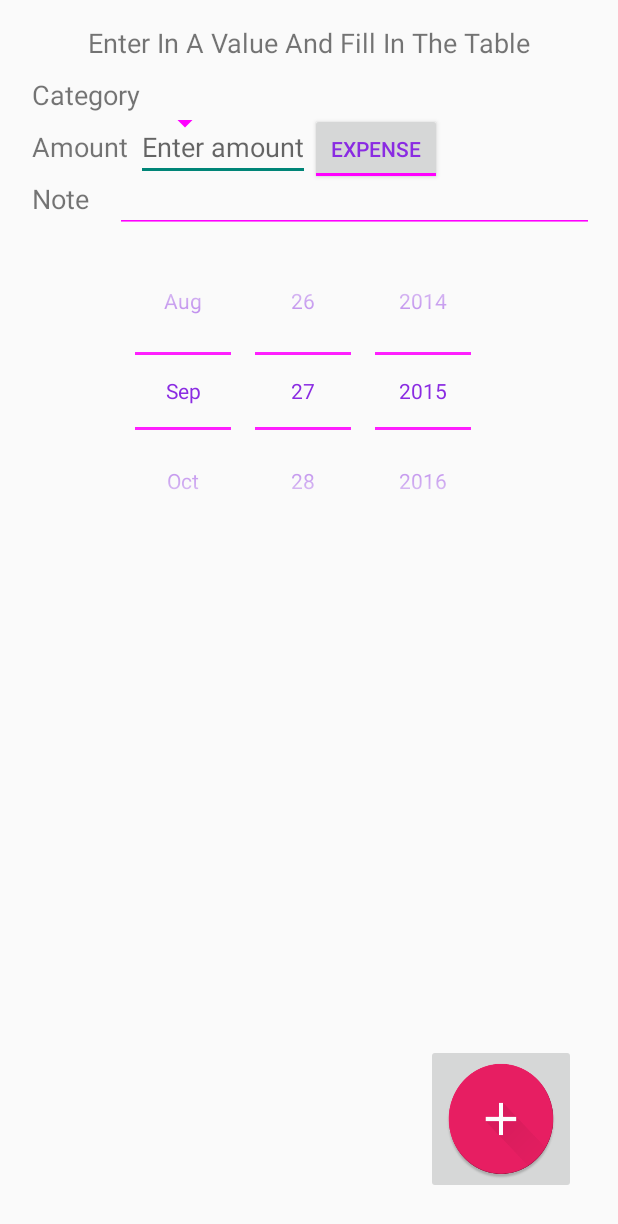
After one commit to vieck/Save-Dat-Money, an Android app: the layout activity_submit.xml on its own in the app's theme, with its tools: preview values and no code run, on a phone screen of 412 x 824 dp. The commit adds this screen. Shown: the top 1224 px of the screen. Run offline under Robolectric (Android 15) with nearby library versions, the phone set to English and light mode, and no system bars.

Commit message:
Updated the fragments and menu_nav

```diff
--- a/app/src/main/AndroidManifest.xml
+++ b/app/src/main/AndroidManifest.xml
@@ -38,6 +38,10 @@
             android:name=".Activities.GraphActivity"
             android:label="@string/title_activity_graph" >
         </activity>
+        <activity
+            android:name=".Activities.SubmitActivity"
+            android:label="@string/title_activity_submit" >
+        </activity>
     </application>
 
 </manifest>
--- a/app/src/main/java/edu/purdue/vieck/budgetapp/Fragments/DashboardFragment.java
+++ b/app/src/main/java/edu/purdue/vieck/budgetapp/Fragments/DashboardFragment.java
@@ -14,6 +14,7 @@ import android.view.ViewGroup;
 import java.util.ArrayList;
 import java.util.List;
 
+import edu.purdue.vieck.budgetapp.Activities.GraphActivity;
 import edu.purdue.vieck.budgetapp.DatabaseHandler;
 import edu.purdue.vieck.budgetapp.R;
 import edu.purdue.vieck.budgetapp.Activities.BudgetActivity;
@@ -39,9 +40,9 @@ public class DashboardFragment extends Fragment {
         staggeredGridLayoutManager = new StaggeredGridLayoutManager(2, StaggeredGridLayoutManager.VERTICAL);
         recyclerView.setLayoutManager(staggeredGridLayoutManager);
         List<DashboardItem> cards = new ArrayList<>();
+         // <div>Icon made by <a href="http://www.simpleicon.com" title="SimpleIcon">SimpleIcon</a> from <a href="http://www.flaticon.com" title="Flaticon">www.flaticon.com</a> is licensed under <a href="http://creativecommons.org/licenses/by/3.0/" title="Creative Commons BY 3.0">CC BY 3.0</a></div>
         cards.add(new DashboardItem(getActivity().getDrawable(R.drawable.entertainment_main), "Entertainment", getResources().getColor(R.color.DeepSkyBlue), new Intent(getActivity(),BudgetActivity.class)));
-        // <div>Icon made by <a href="http://www.simpleicon.com" title="SimpleIcon">SimpleIcon</a> from <a href="http://www.flaticon.com" title="Flaticon">www.flaticon.com</a> is licensed under <a href="http://creativecommons.org/licenses/by/3.0/" title="Creative Commons BY 3.0">CC BY 3.0</a></div>
-        cards.add(new DashboardItem(getActivity().getDrawable(R.drawable.panel), "Graphs", getResources().getColor(R.color.Orange), new Intent(getActivity(), BudgetActivity.class)));
+        cards.add(new DashboardItem(getActivity().getDrawable(R.drawable.panel), "Graphs", getResources().getColor(R.color.Orange), new Intent(getActivity(), GraphActivity.class)));
         cards.add(new DashboardItem(getActivity().getDrawable(R.drawable.piggy_bank), "Expenses", getResources().getColor(R.color.Crimson), new Intent(getActivity(),BudgetActivity.class)));
         cards.add(new DashboardItem(getActivity().getDrawable(R.drawable.currency_symbol), "Currency", getResources().getColor(R.color.Lime), new Intent(getActivity(),BudgetActivity.class)));
         cards.add(new DashboardItem(getActivity().getDrawable(R.drawable.hand_coin), "Cash Flow", getResources().getColor(R.color.Gold), new Intent(getActivity(),BudgetActivity.class)));
--- /dev/null
+++ b/app/src/main/res/layout/activity_submit.xml
@@ -0,0 +1,87 @@
+<RelativeLayout xmlns:android="http://schemas.android.com/apk/res/android"
+    xmlns:tools="http://schemas.android.com/tools" android:layout_width="match_parent"
+    android:layout_height="match_parent" android:paddingLeft="@dimen/activity_horizontal_margin"
+    android:paddingRight="@dimen/activity_horizontal_margin"
+    android:paddingTop="@dimen/activity_vertical_margin"
+    android:paddingBottom="@dimen/activity_vertical_margin"
+    tools:context="edu.purdue.vieck.budgetapp.Activities.SubmitActivity">
+
+    <TextView android:id="@+id/label_input"
+        android:layout_width="wrap_content"
+        android:layout_height="wrap_content"
+        android:layout_alignParentTop="true"
+        android:layout_centerHorizontal="true"
+        style="@style/textview_label"
+        android:text="@string/data_input"/>
+
+    <TextView android:id="@+id/label_category"
+        android:layout_width="wrap_content"
+        android:layout_height="wrap_content"
+        android:layout_alignParentStart="true"
+        android:layout_below="@id/label_input"
+        style="@style/textview_label"
+        android:text="@string/category"/>
+
+    <Spinner android:id="@+id/spinner_category"
+        android:layout_width="wrap_content"
+        android:layout_height="wrap_content"
+        android:layout_alignBaseline="@id/label_category"
+        android:layout_toEndOf="@+id/label_category"
+        style="@style/spinner_style"/>
+
+    <TextView android:id="@+id/label_amount"
+        android:layout_width="wrap_content"
+        android:layout_height="wrap_content"
+        android:layout_below="@id/label_category"
+        style="@style/textview_label"
+        android:text="@string/amount"/>
+
+    <EditText android:id="@+id/edittext_amount"
+        android:layout_width="wrap_content"
+        android:layout_height="wrap_content"
+        android:layout_alignBaseline="@id/label_amount"
+        android:layout_toEndOf="@id/label_amount"
+        android:inputType="numberDecimal"
+        android:hint="Enter amount"/>
+
+    <ToggleButton android:id="@+id/income_or_expense_button"
+        android:layout_width="wrap_content"
+        android:layout_height="wrap_content"
+        android:layout_toEndOf="@id/edittext_amount"
+        android:layout_alignBaseline="@id/edittext_amount"
+        android:textOff="@string/expense"
+        android:textOn="@string/income"/>
+
+    <TextView android:id="@+id/label_note"
+        android:layout_width="wrap_content"
+        android:layout_height="wrap_content"
+        android:layout_below="@id/label_amount"
+        style="@style/textview_label"
+        android:text="@string/note"/>
+
+    <EditText android:id="@+id/eddittext_note"
+        android:layout_width="match_parent"
+        android:layout_height="wrap_content"
+        android:layout_alignBaseline="@id/label_note"
+        android:layout_toEndOf="@id/label_note"
+        android:layout_marginLeft="12dp"/>
+
+    <DatePicker android:id="@+id/datepicker"
+        android:layout_width="wrap_content"
+        android:layout_height="wrap_content"
+        android:layout_below="@id/label_note"
+        android:datePickerMode="spinner"
+        android:calendarViewShown="false"
+        android:layout_centerHorizontal="true"/>
+
+    <ImageButton android:id="@+id/imagebtn_submit"
+        android:layout_width="100dp"
+        android:layout_height="100dp"
+        android:scaleType="fitXY"
+        android:layout_alignParentBottom="true"
+        android:layout_alignParentEnd="true"
+        android:layout_marginEnd="12dp"
+        android:layout_marginBottom="12dp"
+        android:src="@drawable/ic_add_item"/>
+
+</RelativeLayout>
--- /dev/null
+++ b/app/src/main/res/layout/fragment_graph.xml
@@ -0,0 +1,6 @@
+<?xml version="1.0" encoding="utf-8"?>
+<LinearLayout xmlns:android="http://schemas.android.com/apk/res/android"
+    android:orientation="vertical" android:layout_width="match_parent"
+    android:layout_height="match_parent">
+
+</LinearLayout>
--- a/app/src/main/res/menu/nav_menu.xml
+++ b/app/src/main/res/menu/nav_menu.xml
@@ -5,12 +5,14 @@
         <item android:id="@+id/nav_item_dashboard"
             android:title="@string/dashboard"/>
 
-        <item android:id="@+id/chart_nav_item"
+        <item android:id="@+id/nav_item_chart"
             android:title="@string/charts" />
 
         <item android:id="@+id/nav_item_list"
             android:title="@string/data" />
 
+        <item android:id="@+id/nav_item_graph"
+            android:title="@string/title_activity_graph"/>
 
     </group>
 </menu>
--- a/app/src/main/res/values/strings.xml
+++ b/app/src/main/res/values/strings.xml
@@ -44,4 +44,5 @@
     <string name="hello_world">Hello world!</string>
     <string name="title_activity_dashboard">DashboardActivity</string>
     <string name="title_activity_graph">GraphActivity</string>
+    <string name="title_activity_submit">SubmitActivity</string>
 </resources>
```
Also changed, not shown: app/src/main/java/edu/purdue/vieck/budgetapp/Activities/BudgetActivity.java (+15 -8 lines), app/src/main/java/edu/purdue/vieck/budgetapp/Activities/DashboardActivity.java (+7 -1 lines), app/src/main/java/edu/purdue/vieck/budgetapp/Activities/DataActivity.java (+10 -5 lines), app/src/main/java/edu/purdue/vieck/budgetapp/Activities/GraphActivity.java (+49 -0 lines), app/src/main/java/edu/purdue/vieck/budgetapp/Activities/SubmitActivity.java (added, +114 -0 lines), app/src/main/java/edu/purdue/vieck/budgetapp/Fragments/GraphFragment.java (added, +22 -0 lines), app/src/main/res/layout/activity_graph.xml (+42 -9 lines), app/src/main/res/menu/menu_submit.xml (added, +7 -0 lines), 1 other file.
